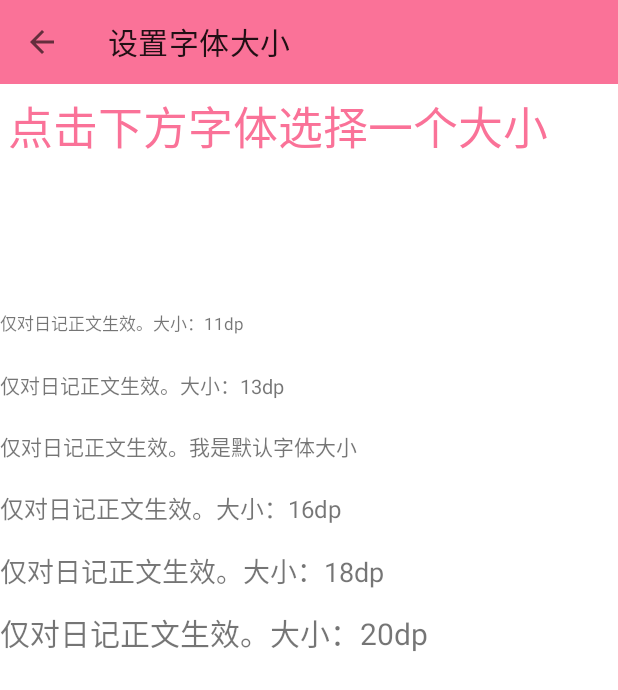
After one commit to HibaraAi/Diary, an Android app: the SetDiarySizeActivity screen opened directly, with no data from a screen before it, on a phone screen of 412 x 824 dp. The commit adds this screen. Shown: the top 690 px of the screen. Run offline under Robolectric (Android 15) with nearby library versions, the phone set to English and light mode, and no system bars; libraries missing offline, so code that uses them is left out: org.litepal; 2 statements that could not run were skipped.

Commit message:
feat 完善最后的功能，完成README文件。 其他BUG暂时不再修，缺失功能也暂时不补了，之后随缘更新。>_<

```diff
--- a/Diary/app/src/main/java/cn/snowt/diary/activity/HelpActivity.java
+++ b/Diary/app/src/main/java/cn/snowt/diary/activity/HelpActivity.java
@@ -45,7 +45,7 @@ public class HelpActivity extends AppCompatActivity {
         helpContent.setAdapter(adapter);
         helpContent.setOnItemLongClickListener((parent, view, position, id) -> {
             if(1==position){
-                if (BaseUtils.copyInClipboard(this,"https://github.com/HibaraAi/PasswordManager")) {
+                if (BaseUtils.copyInClipboard(this,"https://github.com/HibaraAi/Diary")) {
                     BaseUtils.shortTipInCoast(HelpActivity.this,"开源代码的网址已复制");
                 }
             }
--- a/Diary/app/src/main/java/cn/snowt/diary/activity/KeepDiaryActivity.java
+++ b/Diary/app/src/main/java/cn/snowt/diary/activity/KeepDiaryActivity.java
@@ -271,7 +271,7 @@ public class KeepDiaryActivity extends AppCompatActivity implements View.OnClick
                 android.app.AlertDialog.Builder dialog = new android.app.AlertDialog.Builder(KeepDiaryActivity.this);
                 dialog.setTitle("暂时不支持读取当地天气信息，请手动选择");
                 String[] items = {Weather.WEATHER_CLOUDY,Weather.WEATHER_RAIN,
-                        Weather.WEATHER_SUNNY,Weather.WEATHER_OVERCAST,
+                        Weather.WEATHER_SUNNY,Weather.WEATHER_HOT,Weather.WEATHER_OVERCAST,
                         Weather.WEATHER_SNOW,Weather.WEATHER_HAIL};
                 dialog.setSingleChoiceItems(items, -1, new DialogInterface.OnClickListener() {
                     @Override
--- a/Diary/app/src/main/java/cn/snowt/diary/activity/LoginActivity.java
+++ b/Diary/app/src/main/java/cn/snowt/diary/activity/LoginActivity.java
@@ -22,7 +22,9 @@ import java.util.List;
 import java.util.Random;
 
 import cn.snowt.diary.R;
+import cn.snowt.diary.service.DiaryService;
 import cn.snowt.diary.service.LoginService;
+import cn.snowt.diary.service.impl.DiaryServiceImpl;
 import cn.snowt.diary.service.impl.LoginServiceImpl;
 import cn.snowt.diary.util.BaseUtils;
 import cn.snowt.diary.util.SimpleResult;
@@ -145,6 +147,8 @@ public class LoginActivity extends AppCompatActivity implements View.OnClickList
             //第一次使用本程序
             //创建数据库
             LitePal.getDatabase();
+            //写入帮助日记
+            new DiaryServiceImpl().addHelpDiary();
             //申请存储权限
             applyPermission();
         }
--- /dev/null
+++ b/Diary/app/src/main/java/cn/snowt/diary/activity/SetDiarySizeActivity.java
@@ -0,0 +1,58 @@
+package cn.snowt.diary.activity;
+
+import androidx.annotation.NonNull;
+import androidx.appcompat.app.ActionBar;
+import androidx.appcompat.app.AppCompatActivity;
+
+import android.content.SharedPreferences;
+import android.os.Bundle;
+import android.view.MenuItem;
+
+import cn.snowt.diary.R;
+import cn.snowt.diary.util.BaseUtils;
+import cn.snowt.diary.util.Constant;
+
+/**
+ * @Author: HibaraAi
+ * @Date: 2021-09-06 16:28
+ * @Description: 设置日记正文的字体大小
+ */
+public class SetDiarySizeActivity extends AppCompatActivity {
+    private SharedPreferences.Editor edit = BaseUtils.getSharedPreference().edit();
+    @Override
+    protected void onCreate(Bundle savedInstanceState) {
+        super.onCreate(savedInstanceState);
+        setContentView(R.layout.activity_set_diary_size);
+        setSupportActionBar(findViewById(R.id.default_toolbar_inc));
+        ActionBar actionBar = getSupportActionBar();
+        if(null!=actionBar){
+            actionBar.setDisplayHomeAsUpEnabled(true);
+            actionBar.setTitle("设置字体大小");
+        }
+        findViewById(R.id.diary_size_11).setOnClickListener(v->setFontSize(11.0F));
+        findViewById(R.id.diary_size_13).setOnClickListener(v->setFontSize(13.0F));
+        findViewById(R.id.diary_size_default).setOnClickListener(v->setFontSize(-1.0F));
+        findViewById(R.id.diary_size_16).setOnClickListener(v->setFontSize(16.0F));
+        findViewById(R.id.diary_size_18).setOnClickListener(v->setFontSize(18.0F));
+        findViewById(R.id.diary_size_20).setOnClickListener(v->setFontSize(20.0F));
+    }
+
+    private void setFontSize(float size){
+        edit.putFloat(Constant.SHARE_PREFERENCES_DIARY_FONT_SIZE,size);
+        edit.apply();
+        BaseUtils.shortTipInCoast(SetDiarySizeActivity.this,"已设置字体大小，软件重启后生效");
+        finish();
+    }
+
+    @Override
+    public boolean onOptionsItemSelected(@NonNull MenuItem item) {
+        switch (item.getItemId()) {
+            case android.R.id.home:{
+                finish();
+                break;
+            }
+            default:break;
+        }
+        return true;
+    }
+}
--- a/Diary/app/src/main/java/cn/snowt/diary/activity/SetPasswordActivity.java
+++ b/Diary/app/src/main/java/cn/snowt/diary/activity/SetPasswordActivity.java
@@ -81,7 +81,7 @@ public class SetPasswordActivity extends AppCompatActivity {
         ActionBar supportActionBar = getSupportActionBar();
         if(null!=supportActionBar){
             supportActionBar.setDisplayHomeAsUpEnabled(true);
-            supportActionBar.setTitle("重置密码");
+            supportActionBar.setTitle("重置登录密码");
         }
     }
 
@@ -97,7 +97,7 @@ public class SetPasswordActivity extends AppCompatActivity {
             tip = "\t提示:\n\t第一次使用本软件，请为本软件设置启动密码。\n\t请牢记密码，本软件不支持密码找回!";
             oldPassword.setVisibility(View.GONE);
         }else{
-            tip = new String("\t提示:\n\t凭就密码修改启动密码。\n\t请牢记密码，本软件不支持密码找回!");
+            tip = new String("\t提示:\n\t凭旧密码修改启动密码。\n\t请牢记密码，本软件不支持密码找回!");
         }
         textTip.setText(tip);
         return firstUse;
--- a/Diary/app/src/main/java/cn/snowt/diary/adapter/DiaryAdapter.java
+++ b/Diary/app/src/main/java/cn/snowt/diary/adapter/DiaryAdapter.java
@@ -140,6 +140,11 @@ public class DiaryAdapter extends RecyclerView.Adapter{
                     .show();
             return true;
         });
+        //设置字体大小
+        float fontSize = MyConfiguration.getInstance().getFontSize();
+        if(fontSize!=-1){
+            viewHolder.content.setTextSize(fontSize);
+        }
         viewHolder.content.setOnLongClickListener(v->{
             BaseUtils.copyInClipboard(context,viewHolder.content.getText().toString());
             BaseUtils.shortTipInSnack(viewHolder.content,"日记已复制");
--- a/Diary/app/src/main/java/cn/snowt/diary/entity/Weather.java
+++ b/Diary/app/src/main/java/cn/snowt/diary/entity/Weather.java
@@ -25,6 +25,7 @@ public class Weather extends LitePalSupport implements Serializable {
     public static final String WEATHER_CLOUDY = "多云";
     public static final String WEATHER_RAIN = "下雨";
     public static final String WEATHER_SUNNY = "晴";
+    public static final String WEATHER_HOT = "太阳火辣";
     public static final String WEATHER_OVERCAST = "阴天";
     public static final String WEATHER_SNOW = "下雪";
     public static final String WEATHER_HAIL = "下冰雹";
--- a/Diary/app/src/main/java/cn/snowt/diary/service/DiaryService.java
+++ b/Diary/app/src/main/java/cn/snowt/diary/service/DiaryService.java
@@ -95,4 +95,9 @@ public interface DiaryService {
      * @return diaryVo仅包含id，经过处理后的时间Str，截取正文内容Str，和一张图片src(如果有)
      */
     List<DiaryVo> getSimpleDiaryByLabel(String labelStr);
+
+    /**
+     * 用于生成第一次使用本程序的帮助日记。
+     */
+    void addHelpDiary();
 }
--- a/Diary/app/src/main/java/cn/snowt/diary/util/MyConfiguration.java
+++ b/Diary/app/src/main/java/cn/snowt/diary/util/MyConfiguration.java
@@ -15,6 +15,7 @@ public class MyConfiguration {
     private static String privateKey;
     private static String publicKey;
     private static boolean requiredAndAbleToEncode;
+    private static float fontSize;
 
     private static MyConfiguration myConfiguration;
     private MyConfiguration() {
@@ -42,6 +43,7 @@ public class MyConfiguration {
             haveSetEncodeKey = true;
         }
         requiredAndAbleToEncode = (useEncode && haveSetEncodeKey);
+        fontSize = BaseUtils.getSharedPreference().getFloat(Constant.SHARE_PREFERENCES_DIARY_FONT_SIZE,-1.0F);
         return myConfiguration;
     }
 
@@ -91,4 +93,8 @@ public class MyConfiguration {
     public boolean isRequiredAndAbleToEncode() {
         return requiredAndAbleToEncode;
     }
+
+    public float getFontSize() {
+        return fontSize;
+    }
 }
--- /dev/null
+++ b/Diary/app/src/main/res/layout/activity_set_diary_size.xml
@@ -0,0 +1,67 @@
+<?xml version="1.0" encoding="utf-8"?>
+<LinearLayout xmlns:android="http://schemas.android.com/apk/res/android"
+    xmlns:app="http://schemas.android.com/apk/res-auto"
+    xmlns:tools="http://schemas.android.com/tools"
+    android:layout_width="match_parent"
+    android:layout_height="match_parent"
+    tools:context=".activity.SetDiarySizeActivity"
+    android:orientation="vertical">
+
+    <include layout="@layout/defalut_toolbar" />
+
+    <TextView
+        android:layout_width="match_parent"
+        android:layout_height="40dp"
+        android:textSize="30dp"
+        android:layout_margin="5dp"
+        android:textColor="?attr/colorPrimary"
+        android:text="点击下方字体选择一个大小"/>
+
+    <TextView
+        android:layout_width="match_parent"
+        android:layout_height="100dp"
+        android:text=""/>
+
+    <TextView
+        android:id="@+id/diary_size_11"
+        android:layout_width="match_parent"
+        android:layout_height="40dp"
+        android:textSize="11dp"
+        android:text="仅对日记正文生效。大小：11dp"/>
+
+    <TextView
+        android:id="@+id/diary_size_13"
+        android:layout_width="match_parent"
+        android:layout_height="40dp"
+        android:textSize="13dp"
+        android:text="仅对日记正文生效。大小：13dp"/>
+
+    <TextView
+        android:id="@+id/diary_size_default"
+        android:layout_width="match_parent"
+        android:layout_height="40dp"
+        android:text="仅对日记正文生效。我是默认字体大小"/>
+
+    <TextView
+        android:id="@+id/diary_size_16"
+        android:layout_width="match_parent"
+        android:layout_height="40dp"
+        android:textSize="16dp"
+        android:text="仅对日记正文生效。大小：16dp"/>
+
+    <TextView
+        android:id="@+id/diary_size_18"
+        android:layout_width="match_parent"
+        android:layout_height="40dp"
+        android:textSize="18dp"
+        android:text="仅对日记正文生效。大小：18dp"/>
+
+    <TextView
+        android:id="@+id/diary_size_20"
+        android:layout_width="match_parent"
+        android:layout_height="40dp"
+        android:textSize="20dp"
+        android:text="仅对日记正文生效。大小：20dp"/>
+
+
+</LinearLayout>
```
Also changed, not shown: Diary/app/src/main/AndroidManifest.xml (+7 -2 lines), Diary/app/src/main/java/cn/snowt/diary/activity/MainActivity.java (+33 -7 lines), Diary/app/src/main/java/cn/snowt/diary/activity/SettingsActivity.java (+12 -7 lines), Diary/app/src/main/java/cn/snowt/diary/service/impl/DiaryServiceImpl.java (+35 -1 lines), Diary/app/src/main/java/cn/snowt/diary/util/Constant.java (+81 -5 lines), Diary/app/src/main/res/xml/root_preferences.xml (+16 -13 lines), 2 other files.
